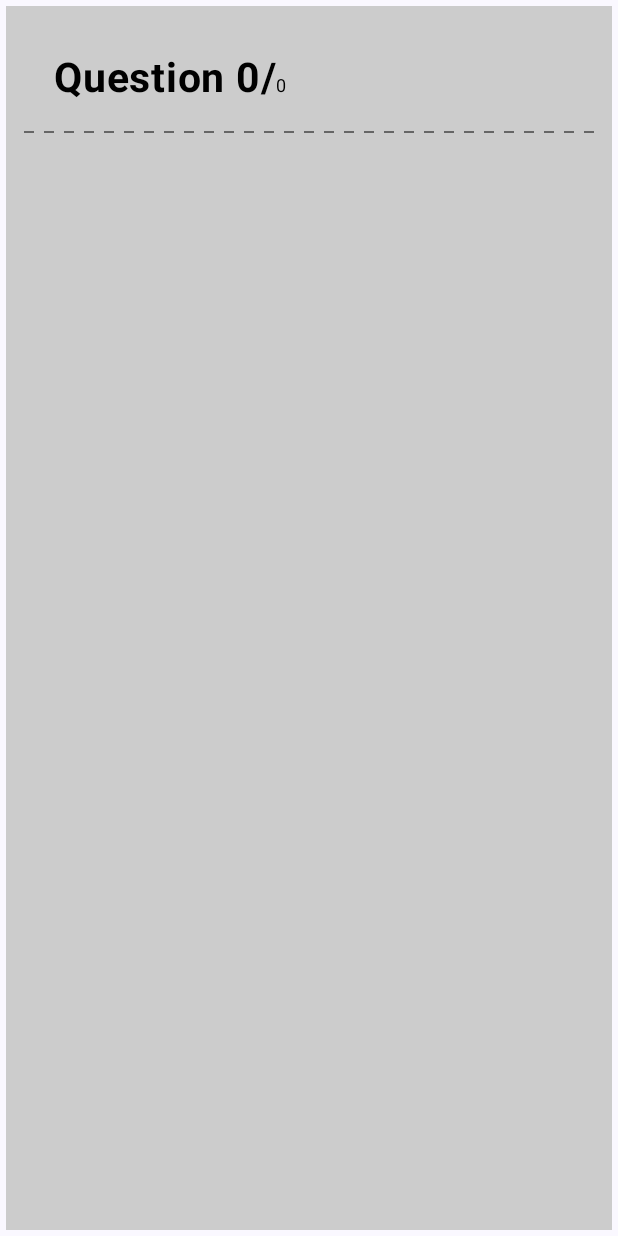
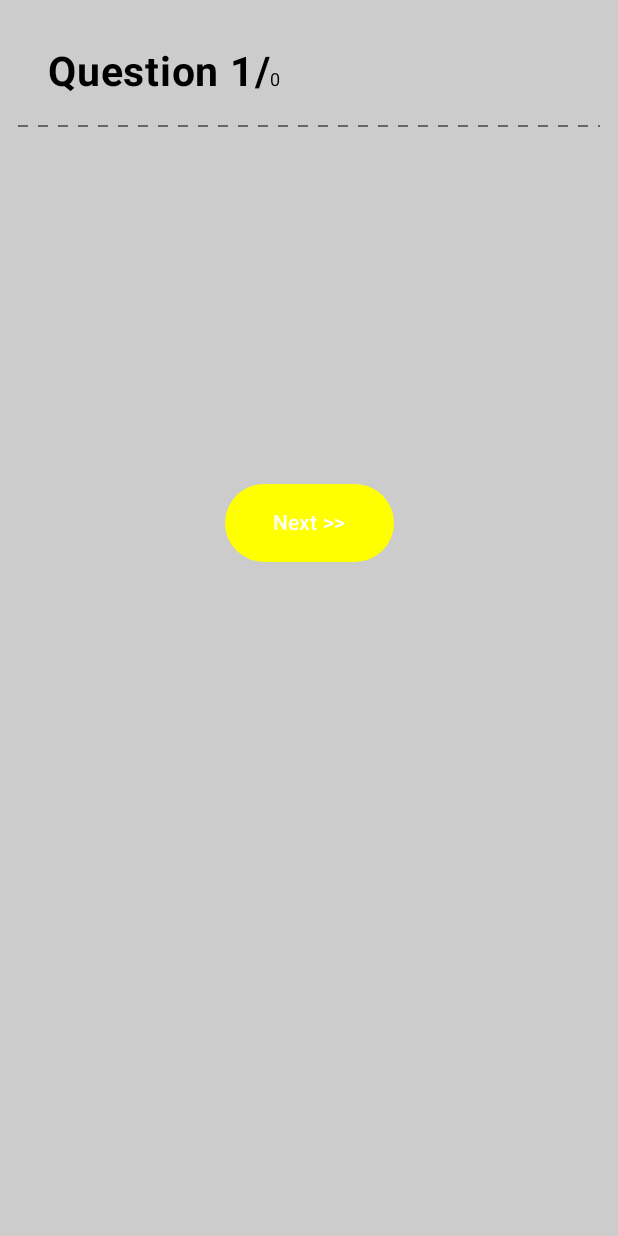
Before and after one commit to msapps/Trivia-App, an Android app built with Jetpack Compose: the composable QuestionDisplay called with empty values, on a phone screen of 412 x 824 dp. Run offline under Robolectric (Android 15) with nearby library versions, the phone set to English and light mode, and no system bars.

Commit message:
1. Setting option text color as green or red after user clicks on it depending on whether its right or wrong 2. Added next button at bottom 3. Added callback to outer composable and changing next question when next button is clicked. 4. Changed states from remember to rememberSaveable

```diff
--- a/app/src/main/java/com/example/triviaapp/components/QuestionsComponent.kt
+++ b/app/src/main/java/com/example/triviaapp/components/QuestionsComponent.kt
@@ -7,20 +7,25 @@ import androidx.compose.foundation.border
 import androidx.compose.foundation.layout.Arrangement
 import androidx.compose.foundation.layout.Column
 import androidx.compose.foundation.layout.Row
+import androidx.compose.foundation.layout.Spacer
 import androidx.compose.foundation.layout.fillMaxHeight
 import androidx.compose.foundation.layout.fillMaxSize
 import androidx.compose.foundation.layout.fillMaxWidth
 import androidx.compose.foundation.layout.height
 import androidx.compose.foundation.layout.padding
 import androidx.compose.foundation.shape.RoundedCornerShape
+import androidx.compose.material3.Button
+import androidx.compose.material3.ButtonDefaults
 import androidx.compose.material3.RadioButton
 import androidx.compose.material3.RadioButtonDefaults
 import androidx.compose.material3.Surface
 import androidx.compose.material3.Text
 import androidx.compose.runtime.Composable
 import androidx.compose.runtime.getValue
+import androidx.compose.runtime.mutableIntStateOf
 import androidx.compose.runtime.mutableStateOf
 import androidx.compose.runtime.remember
+import androidx.compose.runtime.saveable.rememberSaveable
 import androidx.compose.runtime.setValue
 import androidx.compose.ui.Alignment
 import androidx.compose.ui.Modifier
@@ -42,21 +47,26 @@ import com.example.triviaapp.screens.QuestionViewModel
 @Composable
 fun Questions(modifier: Modifier, questionsViewModel: QuestionViewModel) {
     val questions = questionsViewModel.questions.value.data?.toMutableList()
+    var questionIndexState by rememberSaveable { mutableIntStateOf(0) }
     if (questionsViewModel.questions.value.isLoading == true) {
         Log.d("QuestionsComposable", "Loading Questions")
     } else {
         Log.d("QuestionsComposable", "Questions Loaded ${questions?.size}")
-        /*questions?.take(50)?.forEach{question ->
-            Log.d("QuestionsComposable", "Question is ${question.question}")
-        }*/
-        questions?.let {
+        val question = try {
+            questions?.get(questionIndexState)
+        } catch (e: Exception) {
+            null
+        }
+        question?.let {
             QuestionDisplay(
-                question = it.first(),
-                questionIndex = 1,
-                totalQuestionsCount = it.count()
-            )
+                question = it,
+                questionIndex = questionIndexState,
+                totalQuestionsCount = questions?.count() ?: 1000,
+                viewModel = questionsViewModel
+            ) {
+                questionIndexState = it + 1
+            }
         }
-
     }
 }
 
@@ -66,13 +76,13 @@ private fun QuestionDisplay(
     question: QuestionItem,
     questionIndex: Int,
     totalQuestionsCount: Int,
-    //viewModel: QuestionViewModel,
-    /*onNextClicked : () -> Unit*/
+    viewModel: QuestionViewModel,
+    onNextClicked: (Int) -> Unit
 ) {
     val pathEffect = PathEffect.dashPathEffect(floatArrayOf(10f, 10f), 0f)
-    val choicesState = remember(question) { mutableStateOf(question.choices) }
-    var selectedRBIndexState by remember(question) { mutableStateOf<Int?>(null) }
-    var isCorrectAnswerSelectedState by remember(question) { mutableStateOf<Boolean?>(null) }
+    val choicesState = rememberSaveable(question) { mutableStateOf(question.choices) }
+    var selectedRBIndexState by rememberSaveable(question) { mutableStateOf<Int?>(null) }
+    var isCorrectAnswerSelectedState by rememberSaveable(question) { mutableStateOf<Boolean?>(null) }
     val updateAnswer: (Int) -> Unit = remember(question) {
         { selectedIndex ->
             selectedRBIndexState = selectedIndex
@@ -83,8 +93,7 @@ private fun QuestionDisplay(
     }
     Surface(
         modifier = Modifier
-            .fillMaxSize()
-            .padding(4.dp),
+            .fillMaxSize(),
         color = Color.LightGray
     ) {
         Column(
@@ -93,11 +102,14 @@ private fun QuestionDisplay(
             horizontalAlignment = Alignment.Start
         ) {
             QuestionHeader(
-                questionNumber = questionIndex,
+                questionNumber = questionIndex + 1,
                 outOf = totalQuestionsCount
             )
             DottedDivider(pathEffect)
-            Column(modifier = Modifier.padding(top = 8.dp)) {
+            Column(
+                modifier = Modifier.padding(top = 8.dp),
+                horizontalAlignment = Alignment.CenterHorizontally
+            ) {
                 Text(
                     text = question.question.orEmpty(),
                     color = Color.Black,
@@ -133,8 +145,33 @@ private fun QuestionDisplay(
                                 else Color.Red
                             )
                         )
-                        Text(text = choice.orEmpty(), color = Color.Black, fontSize = 12.sp)
+                        Text(text = buildAnnotatedString {
+                            withStyle(
+                                style = SpanStyle(
+                                    color = if (isCorrectAnswerSelectedState == true && selectedRBIndexState == index) {
+                                        Color.Green
+                                    } else if (isCorrectAnswerSelectedState == false && selectedRBIndexState == index)
+                                        Color.Red
+                                    else Color.Black,
+                                    fontSize = 12.sp
+                                )
+                            ) {
+                                append(choice.orEmpty())
+                            }
+                        })
                     }
+                }
+                Spacer(modifier = Modifier.height(14.dp))
+                Button(shape = RoundedCornerShape(45.dp),
+                    colors = ButtonDefaults.buttonColors(
+                        containerColor = Color.Yellow
+                    ),
+                    onClick = { onNextClicked(questionIndex) }) {
+                    Text(
+                        "Next >>",
+                        fontSize = 14.sp,
+                        modifier = Modifier.padding(8.dp)
+                    )
                 }
             }
 
```
